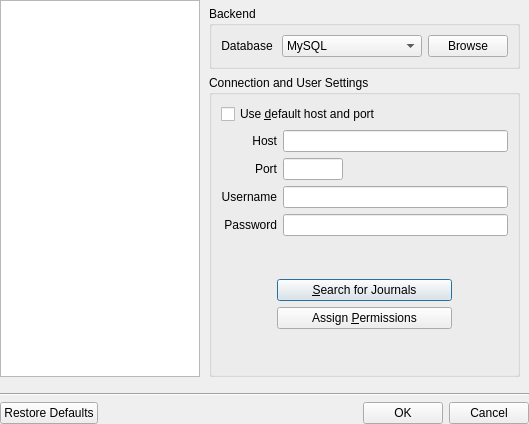
Before: the Qt Designer form ui/journalselector.ui in pwizard2/robojournal, drawn with Qt 5.
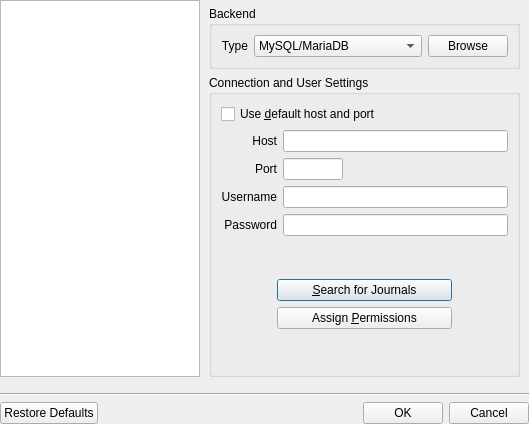
After: the same form once the commit is applied. Icons and pictures are not drawn.

Commit message: changed all MySQL references to MySQL/MariaDB

The edit to the form file:
```diff
--- a/ui/journalselector.ui
+++ b/ui/journalselector.ui
@@ -88,7 +88,7 @@
             <item>
              <widget class="QLabel" name="label">
               <property name="text">
-               <string>Database </string>
+               <string>Type</string>
               </property>
               <property name="alignment">
                <set>Qt::AlignRight|Qt::AlignTrailing|Qt::AlignVCenter</set>
@@ -105,7 +105,7 @@
               </property>
               <item>
                <property name="text">
-                <string>MySQL</string>
+                <string>MySQL/MariaDB</string>
                </property>
                <property name="icon">
                 <iconset resource="../images.qrc">
```
Left out of the diff: 13 changed lines with no effect on the pictures. The commit also changes 14 other files.
